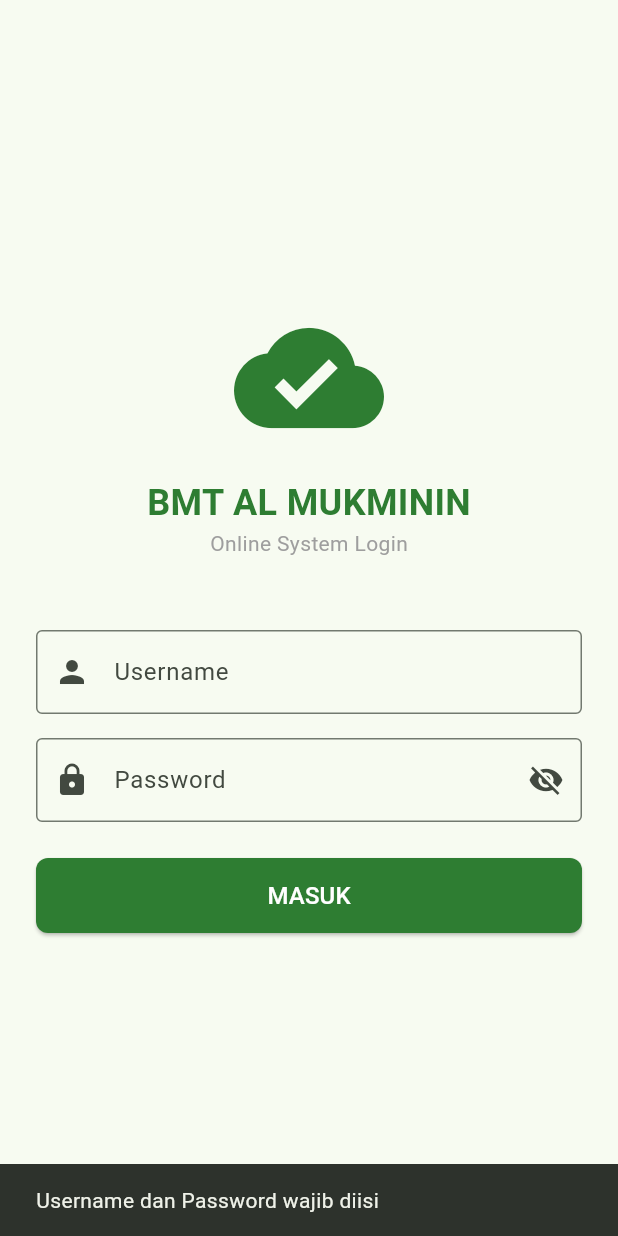
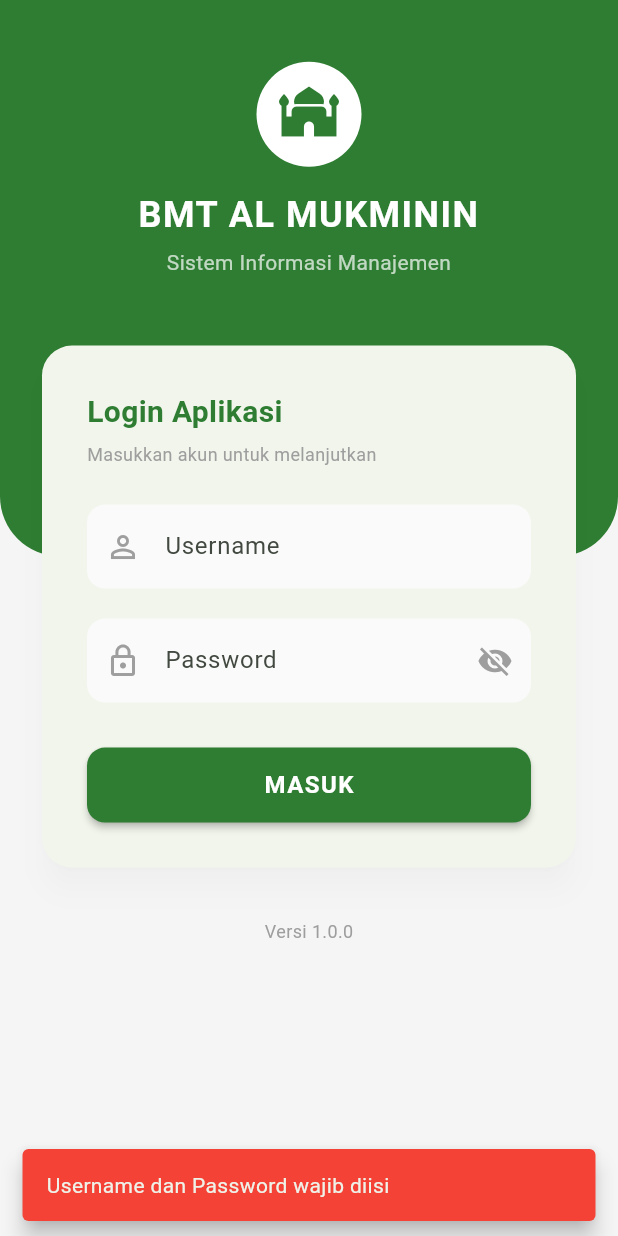
Before and after one commit to rohmadadi-bot/bmt_almukminin, a Flutter app: the screen it shows after launch, after a tap on "MASUK", on a phone screen of 412 x 824 dp. Run offline on Flutter 3.47's test engine with Material 3 defaults, Android fonts, the phone set to English and light mode, and no system bars; our stand-ins replace file_picker, google_sign_in, share_plus, sqflite; missing offline and left inert: extension_google_sign_in_as_googleapis_auth, googleapis; accounts and stored records are empty.

Commit message:
login page fix

```diff
--- a/lib/pages/login_page.dart
+++ b/lib/pages/login_page.dart
@@ -1,5 +1,4 @@
 import 'package:flutter/material.dart';
-// Ganti import DbHelper dengan ApiService
 import '../../services/api_service.dart';
 import 'home_page.dart';
 
@@ -11,13 +10,12 @@ class LoginPage extends StatefulWidget {
 }
 
 class _LoginPageState extends State<LoginPage> {
-  // Controller untuk menangkap input teks
   final TextEditingController _usernameController = TextEditingController();
   final TextEditingController _passwordController = TextEditingController();
+
   bool _isPasswordVisible = false;
   bool _isLoading = false;
 
-  // REVISI: Gunakan ApiService, bukan DbHelper
   final ApiService _apiService = ApiService();
 
   void _handleLogin() async {
@@ -26,104 +24,182 @@ class _LoginPageState extends State<LoginPage> {
 
     if (username.isEmpty || password.isEmpty) {
       ScaffoldMessenger.of(context).showSnackBar(
-        const SnackBar(content: Text('Username dan Password wajib diisi')),
+        const SnackBar(
+          content: Text('Username dan Password wajib diisi'),
+          backgroundColor: Colors.red,
+          behavior: SnackBarBehavior.floating,
+        ),
       );
       return;
     }
 
-    setState(() {
-      _isLoading = true;
-    });
+    setState(() => _isLoading = true);
 
     try {
-      // REVISI: Panggil fungsi login dari ApiService (Konek ke Server)
       final response = await _apiService.login(username, password);
 
-      // Pastikan widget masih ada sebelum update UI (mencegah error 'called on null')
       if (!mounted) return;
 
-      // Cek status dari JSON Server
       if (response['status'] == true) {
-        // SUKSES: Login Berhasil -> Pindah ke Home Page
         Navigator.pushReplacement(
           context,
           MaterialPageRoute(builder: (context) => const HomePage()),
         );
       } else {
-        // GAGAL: Password salah atau User tidak ditemukan
         ScaffoldMessenger.of(context).showSnackBar(
           SnackBar(
             content: Text(response['message'] ?? 'Login Gagal'),
             backgroundColor: Colors.red,
+            behavior: SnackBarBehavior.floating,
           ),
         );
       }
     } catch (e) {
       if (mounted) {
         ScaffoldMessenger.of(context).showSnackBar(
-          SnackBar(
-            content: Text('Gagal terhubung ke server. Cek internet Anda.'),
+          const SnackBar(
+            content: Text('Gagal terhubung ke server.'),
             backgroundColor: Colors.orange,
+            behavior: SnackBarBehavior.floating,
           ),
         );
       }
     } finally {
-      if (mounted) {
-        setState(() {
-          _isLoading = false;
-        });
-      }
+      if (mounted) setState(() => _isLoading = false);
     }
   }
 
   @override
   Widget build(BuildContext context) {
+    // Ukuran layar
+    final size = MediaQuery.of(context).size;
+
     return Scaffold(
-      body: Center(
-        child: SingleChildScrollView(
-          padding: const EdgeInsets.all(24.0),
+      backgroundColor: Colors.grey[100],
+      body: SingleChildScrollView(
+        // Agar keyboard tidak menutupi form & bisa discroll
+        child: Stack(
+          children: [
+            // 1. BACKGROUND HEADER (HIJAU)
+            Container(
+              height: size.height * 0.45, // Tinggi header 45% layar
+              width: double.infinity,
+              decoration: const BoxDecoration(
+                color: Color(0xFF2E7D32),
+                borderRadius: BorderRadius.only(
+                  bottomLeft: Radius.circular(40),
+                  bottomRight: Radius.circular(40),
+                ),
+              ),
+            ),
+
+            // 2. KONTEN (LOGO + FORM)
+            SafeArea(
+              child: Padding(
+                padding: const EdgeInsets.symmetric(horizontal: 24.0),
                 child: Column(
-            mainAxisAlignment: MainAxisAlignment.center,
+                  crossAxisAlignment: CrossAxisAlignment.center,
                   children: [
-              const Icon(
-                Icons.cloud_done, // Ganti Icon biar terasa bedanya (Opsional)
-                size: 100,
-                color: Color(0xFF2E7D32),
+                    SizedBox(height: size.height * 0.05), // Jarak dari atas
+
+                    // --- LOGO & JUDUL ---
+                    const CircleAvatar(
+                      radius: 35,
+                      backgroundColor: Colors.white,
+                      child: Icon(Icons.mosque,
+                          size: 40, color: Color(0xFF2E7D32)),
                     ),
-              const SizedBox(height: 16),
+                    const SizedBox(height: 15),
                     const Text(
                       'BMT AL MUKMININ',
+                      textAlign: TextAlign.center,
                       style: TextStyle(
                         fontSize: 24,
+                        fontWeight: FontWeight.bold,
+                        color: Colors.white,
+                        letterSpacing: 1.0,
+                      ),
+                    ),
+                    const SizedBox(height: 5),
+                    const Text(
+                      'Sistem Informasi Manajemen',
+                      textAlign: TextAlign.center,
+                      style: TextStyle(
+                        color: Colors.white70,
+                        fontSize: 14,
+                      ),
+                    ),
+
+                    SizedBox(
+                        height:
+                            size.height * 0.05), // Jarak antara Judul & Kartu
+
+                    // --- KARTU FORM LOGIN ---
+                    Card(
+                      elevation: 8,
+                      shadowColor: Colors.black12,
+                      shape: RoundedRectangleBorder(
+                        borderRadius: BorderRadius.circular(20),
+                      ),
+                      child: Padding(
+                        padding: const EdgeInsets.all(30.0),
+                        child: Column(
+                          crossAxisAlignment: CrossAxisAlignment.start,
+                          children: [
+                            const Text(
+                              "Login Aplikasi",
+                              style: TextStyle(
+                                fontSize: 20,
                                 fontWeight: FontWeight.bold,
                                 color: Color(0xFF2E7D32),
                               ),
                             ),
+                            const SizedBox(height: 5),
                             const Text(
-                'Online System Login', // Update Text
-                style: TextStyle(color: Colors.grey),
+                              "Masukkan akun untuk melanjutkan",
+                              style:
+                                  TextStyle(color: Colors.grey, fontSize: 12),
                             ),
-              const SizedBox(height: 48),
-              TextField(
+                            const SizedBox(height: 25),
+
+                            // Input Username
+                            TextFormField(
                               controller: _usernameController,
-                decoration: const InputDecoration(
+                              textInputAction: TextInputAction.next,
+                              decoration: InputDecoration(
                                 labelText: 'Username',
-                  prefixIcon: Icon(Icons.person),
-                  border: OutlineInputBorder(),
+                                prefixIcon: const Icon(Icons.person_outline,
+                                    color: Colors.grey),
+                                filled: true,
+                                fillColor: Colors.grey[50],
+                                border: OutlineInputBorder(
+                                  borderRadius: BorderRadius.circular(12),
+                                  borderSide: BorderSide.none,
+                                ),
+                                contentPadding:
+                                    const EdgeInsets.symmetric(vertical: 16),
                               ),
                             ),
-              const SizedBox(height: 16),
-              TextField(
+
+                            const SizedBox(height: 20),
+
+                            // Input Password
+                            TextFormField(
                               controller: _passwordController,
                               obscureText: !_isPasswordVisible,
+                              textInputAction: TextInputAction.done,
+                              onFieldSubmitted: (_) =>
+                                  _handleLogin(), // Enter langsung login
                               decoration: InputDecoration(
                                 labelText: 'Password',
-                  prefixIcon: const Icon(Icons.lock),
+                                prefixIcon: const Icon(Icons.lock_outline,
+                                    color: Colors.grey),
                                 suffixIcon: IconButton(
                                   icon: Icon(
                                     _isPasswordVisible
                                         ? Icons.visibility
                                         : Icons.visibility_off,
+                                    color: Colors.grey,
                                   ),
                                   onPressed: () {
                                     setState(() {
@@ -131,10 +207,20 @@ class _LoginPageState extends State<LoginPage> {
                                     });
                                   },
                                 ),
-                  border: const OutlineInputBorder(),
+                                filled: true,
+                                fillColor: Colors.grey[50],
+                                border: OutlineInputBorder(
+                                  borderRadius: BorderRadius.circular(12),
+                                  borderSide: BorderSide.none,
+                                ),
+                                contentPadding:
+                                    const EdgeInsets.symmetric(vertical: 16),
                               ),
                             ),
-              const SizedBox(height: 24),
+
+                            const SizedBox(height: 30),
+
+                            // Tombol Login
                             SizedBox(
                               width: double.infinity,
                               height: 50,
@@ -143,33 +229,51 @@ class _LoginPageState extends State<LoginPage> {
                                 style: ElevatedButton.styleFrom(
                                   backgroundColor: const Color(0xFF2E7D32),
                                   foregroundColor: Colors.white,
+                                  elevation: 2,
                                   shape: RoundedRectangleBorder(
-                      borderRadius: BorderRadius.circular(8),
+                                    borderRadius: BorderRadius.circular(12),
                                   ),
                                 ),
                                 child: _isLoading
-                      ? const Row(
-                          mainAxisAlignment: MainAxisAlignment.center,
-                          children: [
-                            SizedBox(
-                              width: 20,
-                              height: 20,
+                                    ? const SizedBox(
+                                        width: 24,
+                                        height: 24,
                                         child: CircularProgressIndicator(
                                           color: Colors.white,
-                                strokeWidth: 2,
+                                          strokeWidth: 2.5,
+                                        ),
+                                      )
+                                    : const Text(
+                                        'MASUK',
+                                        style: TextStyle(
+                                          fontSize: 16,
+                                          fontWeight: FontWeight.bold,
+                                          letterSpacing: 1,
                                         ),
                                       ),
-                            SizedBox(width: 10),
-                            Text("Menghubungkan...")
-                          ],
-                        )
-                      : const Text('MASUK', style: TextStyle(fontSize: 16)),
                               ),
                             ),
                           ],
                         ),
                       ),
                     ),
+
+                    const SizedBox(height: 30),
+
+                    // Footer Version
+                    const Text(
+                      "Versi 1.0.0",
+                      style: TextStyle(color: Colors.grey, fontSize: 12),
+                    ),
+                    const SizedBox(
+                        height: 20), // Padding bawah agar scroll mentok nyaman
+                  ],
+                ),
+              ),
+            ),
+          ],
+        ),
+      ),
     );
   }
 }
```
Lines whose indentation alone changed are shown as unchanged.
